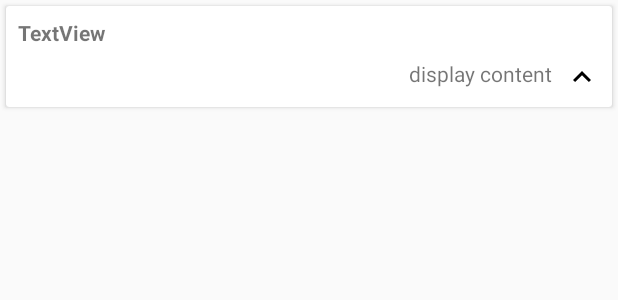
After one commit to MickaelBRENOIT/Demo, an Android app: the layout row_post.xml on its own in the app's theme, with its tools: preview values and no code run, on a phone screen of 412 x 824 dp. The commit adds this screen. Shown: the top 300 px of the screen. Run offline under Robolectric (Android 15) with nearby library versions, the phone set to English and light mode, and no system bars.

Commit message:
List of posts is now displayed.

```diff
--- /dev/null
+++ b/app/src/main/res/drawable/ic_arrow_up_black_24dp.xml
@@ -0,0 +1,9 @@
+<vector xmlns:android="http://schemas.android.com/apk/res/android"
+        android:width="24dp"
+        android:height="24dp"
+        android:viewportWidth="24.0"
+        android:viewportHeight="24.0">
+    <path
+        android:fillColor="#FF000000"
+        android:pathData="M7.41,15.41L12,10.83l4.59,4.58L18,14l-6,-6 -6,6z"/>
+</vector>
--- /dev/null
+++ b/app/src/main/res/layout/row_post.xml
@@ -0,0 +1,63 @@
+<?xml version="1.0" encoding="utf-8"?>
+<android.support.v7.widget.CardView xmlns:android="http://schemas.android.com/apk/res/android"
+    xmlns:app="http://schemas.android.com/apk/res-auto"
+    xmlns:tools="http://schemas.android.com/tools"
+    android:layout_width="match_parent"
+    android:layout_height="wrap_content"
+    android:animateLayoutChanges="true"
+    app:cardCornerRadius="2dp"
+    android:layout_margin="4dp">
+
+    <android.support.constraint.ConstraintLayout
+        android:layout_width="match_parent"
+        android:layout_height="wrap_content"
+        android:paddingBottom="@dimen/eight">
+
+        <TextView
+            android:id="@+id/textView_title_post"
+            android:layout_width="wrap_content"
+            android:layout_height="wrap_content"
+            android:layout_marginStart="8dp"
+            android:layout_marginTop="8dp"
+            android:text="TextView"
+            android:textSize="14sp"
+            android:textStyle="bold"
+            app:layout_constraintStart_toStartOf="parent"
+            app:layout_constraintTop_toTopOf="parent" />
+
+        <ImageView
+            android:id="@+id/imageView_arrow_up_post"
+            android:layout_width="wrap_content"
+            android:layout_height="wrap_content"
+            android:layout_marginEnd="8dp"
+            android:layout_marginTop="8dp"
+            app:layout_constraintEnd_toEndOf="parent"
+            app:layout_constraintTop_toBottomOf="@+id/textView_title_post"
+            app:srcCompat="@drawable/ic_arrow_up_black_24dp" />
+
+        <TextView
+            android:id="@+id/textView_display_content_post"
+            android:layout_width="wrap_content"
+            android:layout_height="wrap_content"
+            android:layout_marginEnd="8dp"
+            android:text="@string/display_content_post"
+            app:layout_constraintEnd_toStartOf="@+id/imageView_arrow_up_post"
+            app:layout_constraintTop_toTopOf="@+id/imageView_arrow_up_post" />
+
+        <TextView
+            android:id="@+id/textView_content_post"
+            android:layout_width="0dp"
+            android:layout_height="wrap_content"
+            android:layout_marginEnd="8dp"
+            android:layout_marginStart="8dp"
+            android:layout_marginTop="8dp"
+            android:text="TextView"
+            android:textSize="12sp"
+            android:textStyle="italic"
+            android:visibility="gone"
+            app:layout_constraintBottom_toBottomOf="parent"
+            app:layout_constraintEnd_toEndOf="parent"
+            app:layout_constraintStart_toStartOf="parent"
+            app:layout_constraintTop_toBottomOf="@+id/imageView_arrow_up_post" />
+    </android.support.constraint.ConstraintLayout>
+</android.support.v7.widget.CardView>
--- a/app/src/main/res/values/strings.xml
+++ b/app/src/main/res/values/strings.xml
@@ -10,4 +10,5 @@
     <string name="title_dashboard">Dashboard</string>
     <string name="title_notifications">Notifications</string>
     <string name="button_add_post">Add a post</string>
+    <string name="display_content_post">display content</string>
 </resources>
```
Also changed, not shown: app/src/main/java/com/mickaelbrenoit/demo/adapter/ListPostsAdapter.java (added, +81 -0 lines), app/src/main/java/com/mickaelbrenoit/demo/fragment/PostFragment.java (+18 -1 lines).
